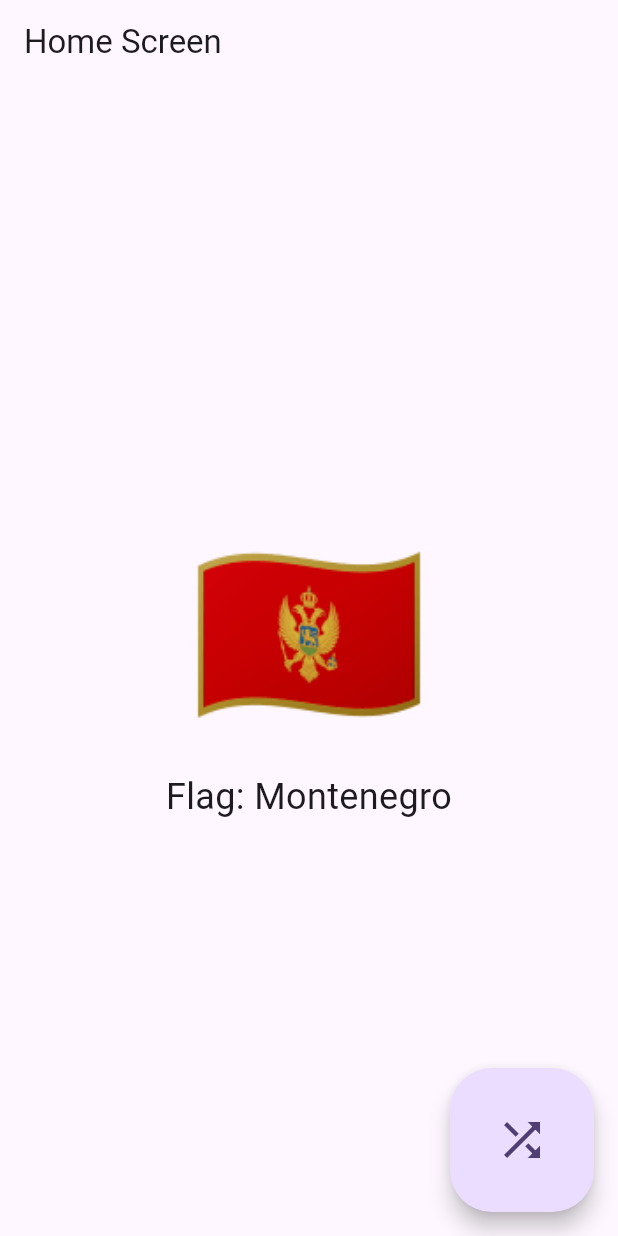
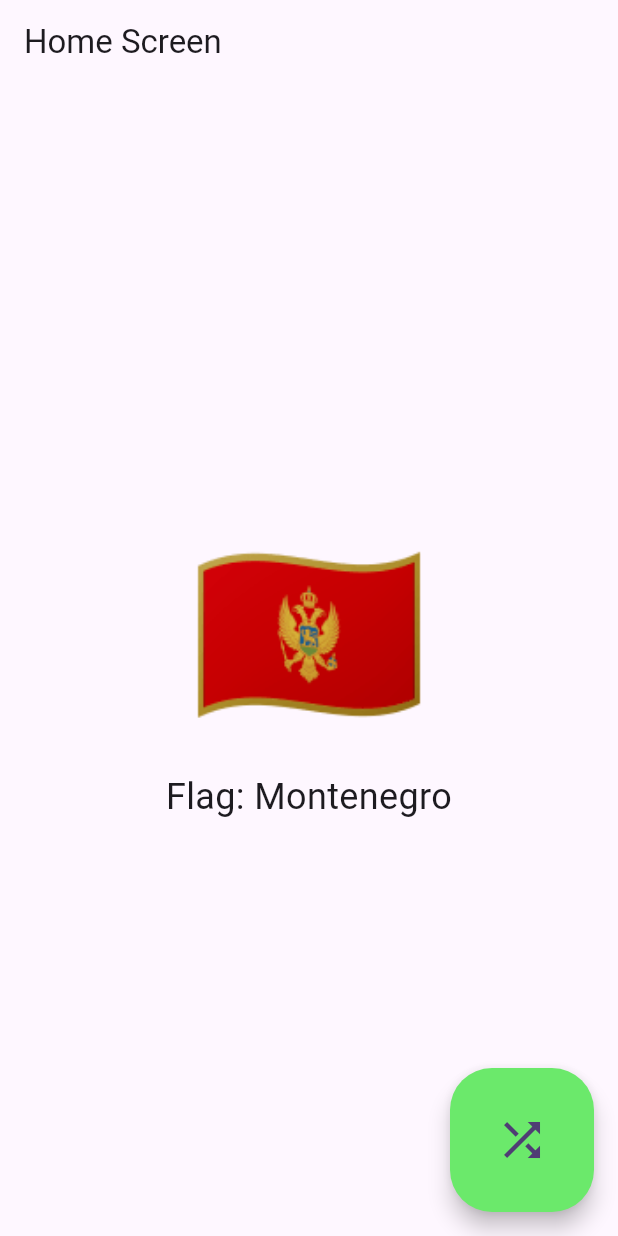
Before and after one commit to andacret/hello_random_emoji, a Flutter app: the screen it shows after launch, after a tap on the "shuffle" icon, on a phone screen of 412 x 824 dp. Run offline on Flutter 3.47's test engine with Material 3 defaults, Android fonts, the phone set to English and light mode, and no system bars.

Commit message:
Enhance HomeScreen with animation for emoji randomization and update UI elements

```diff
--- a/lib/screens/home_screen.dart
+++ b/lib/screens/home_screen.dart
@@ -1,12 +1,5 @@
-// This file is part of Hello Random Emoji
-// https://github.com/eduhoratiu/hello_random_emoji
-//
-// Copyright 2025 eduhoratiu. All rights reserved.
-// Licensed under the MIT license. See LICENSE file in the project root for details.
-
+import 'package:flutter/material.dart';
 import 'dart:math';
-
-import 'package:flutter/material.dart';
 
 import '../data/emojis.dart';
 import '../models/emoji.dart';
@@ -18,26 +11,35 @@ class HomeScreen extends StatefulWidget {
   State<HomeScreen> createState() => _HomeScreenState();
 }
 
-class _HomeScreenState extends State<HomeScreen> {
-  /// The random number generator used to select a random emoji.
+class _HomeScreenState extends State<HomeScreen>
+    with SingleTickerProviderStateMixin {
   final Random _random = Random();
-
-  /// The emoji that is currently displayed.
   late Emoji _currentEmoji;
+  late AnimationController _controller;
+  late Animation<double> _animation;
 
   @override
   void initState() {
     super.initState();
-
-    // Randomize the emoji when the screen is first displayed.
-    _randomizeEmoji();
+    _currentEmoji = emojiList[_random.nextInt(emojiList.length)];
+    _controller = AnimationController(
+      duration: const Duration(milliseconds: 300),
+      vsync: this,
+    );
+    _animation = CurvedAnimation(parent: _controller, curve: Curves.easeInOut);
   }
 
-  /// Randomizes the emoji that is currently displayed.
+  @override
+  void dispose() {
+    _controller.dispose();
+    super.dispose();
+  }
+
   void _randomizeEmoji() {
-    final int index = _random.nextInt(emojiList.length);
-    setState(() {
-      _currentEmoji = emojiList[index];
+    _controller.forward(from: 0.0).then((_) {
+      setState(() {
+        _currentEmoji = emojiList[_random.nextInt(emojiList.length)];
+      });
     });
   }
 
@@ -53,14 +55,17 @@ class _HomeScreenState extends State<HomeScreen> {
           child: Column(
             mainAxisAlignment: MainAxisAlignment.center,
             children: [
-              Text(
-                _currentEmoji.emoji,
-                style: TextStyle(fontSize: 128),
+              ScaleTransition(
+                scale: _animation,
+                child: Text(
+                  _currentEmoji.emoji,
+                  style: const TextStyle(fontSize: 128),
+                ),
               ),
               Text(
                 _currentEmoji.name,
                 textAlign: TextAlign.center,
-                style: TextStyle(fontSize: 24),
+                style: const TextStyle(fontSize: 24),
               ),
             ],
           ),
@@ -69,6 +74,7 @@ class _HomeScreenState extends State<HomeScreen> {
       floatingActionButton: FloatingActionButton.large(
         onPressed: _randomizeEmoji,
         tooltip: 'Randomize Emoji',
+        backgroundColor: const Color.fromARGB(255, 107, 233, 107),
         child: const Icon(Icons.shuffle),
       ),
     );
```
